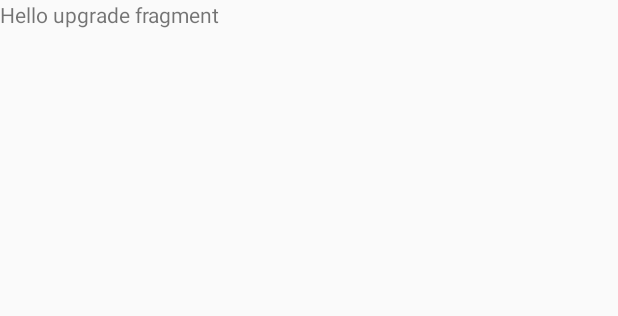
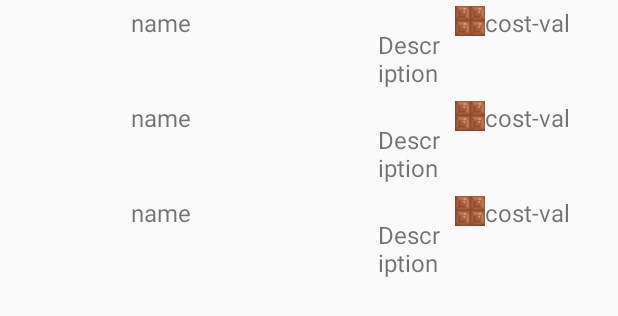
Before and after one commit to milosta/chochofactory, an Android app: the layout fragment_upgrade.xml on its own in the app's theme, with its tools: preview values and no code run, on a phone screen of 412 x 824 dp. Shown: the top 316 px of the screen. Run offline under Robolectric (Android 15) with nearby library versions, the phone set to English and light mode, and no system bars.

Commit message:
cosmetics and upgrade

```diff
--- a/app/src/main/res/layout/activity_game.xml
+++ b/app/src/main/res/layout/activity_game.xml
@@ -10,13 +10,13 @@
     <android.support.constraint.ConstraintLayout
         android:id="@+id/infobar"
         android:layout_width="match_parent"
-        android:layout_height="30dp">
+        android:layout_height="38dp">
 
         <ImageView
             android:id="@+id/currency"
             android:layout_width="wrap_content"
             android:layout_height="wrap_content"
-            android:layout_marginStart="8dp"
+            android:layout_marginStart="16dp"
             app:layout_constraintBottom_toBottomOf="parent"
             app:layout_constraintStart_toStartOf="parent"
             app:layout_constraintTop_toTopOf="parent"
--- a/app/src/main/res/layout/fragment_tapping.xml
+++ b/app/src/main/res/layout/fragment_tapping.xml
@@ -11,7 +11,7 @@
         android:layout_centerHorizontal="true"
         android:layout_centerVertical="true"
         android:adjustViewBounds="true"
-        android:background="@android:color/white"
+        android:background="@null"
         android:contentDescription="@string/chocolateButtonDesc"
         android:scaleType="centerInside"
         android:src="@drawable/tap_chocolate_bar" />
@@ -22,7 +22,8 @@
         android:layout_height="wrap_content"
         android:layout_alignParentStart="true"
         android:layout_alignParentTop="true"
-        android:layout_marginStart="20dp"
-        android:layout_marginTop="20dp"
-        android:text="@string/tapping_help" />
+        android:layout_marginStart="32dp"
+        android:layout_marginTop="32dp"
+        android:text="@string/tapping_help"
+        android:textSize="15sp" />
 </RelativeLayout>
--- a/app/src/main/res/layout/fragment_upgrade.xml
+++ b/app/src/main/res/layout/fragment_upgrade.xml
@@ -1,13 +1,13 @@
-<FrameLayout xmlns:android="http://schemas.android.com/apk/res/android"
+<?xml version="1.0" encoding="utf-8"?>
+<android.support.v7.widget.RecyclerView xmlns:android="http://schemas.android.com/apk/res/android"
+    xmlns:app="http://schemas.android.com/apk/res-auto"
     xmlns:tools="http://schemas.android.com/tools"
+    android:id="@+id/list"
+    android:name="com.example.milos.chocolatefactory.UpgradeFragment"
     android:layout_width="match_parent"
     android:layout_height="match_parent"
-    tools:context="com.example.milos.chocolatefactory.fragments.UpgradeFragment">
-
-    <!-- TODO: Update blank fragment layout -->
-    <TextView
-        android:layout_width="match_parent"
-        android:layout_height="match_parent"
-        android:text="@string/hello_upgrade_fragment" />
-
-</FrameLayout>
+    android:layout_marginLeft="16dp"
+    android:layout_marginRight="16dp"
+    app:layoutManager="LinearLayoutManager"
+    tools:context="com.example.milos.chocolatefactory.fragments.UpgradeFragment"
+    tools:listitem="@layout/upgrade_item" />
--- /dev/null
+++ b/app/src/main/res/layout/upgrade_item.xml
@@ -0,0 +1,67 @@
+<?xml version="1.0" encoding="utf-8"?>
+<LinearLayout xmlns:android="http://schemas.android.com/apk/res/android"
+    xmlns:app="http://schemas.android.com/apk/res-auto"
+    xmlns:tools="http://schemas.android.com/tools"
+    android:layout_width="match_parent"
+    android:layout_height="wrap_content"
+    android:paddingLeft="16dp"
+    android:paddingRight="16dp"
+    android:paddingTop="4dp"
+    android:paddingBottom="4dp"
+    android:orientation="horizontal">
+
+    <ImageView
+        android:id="@+id/icon"
+        android:layout_width="55dp"
+        android:layout_height="55dp"
+        tools:ignore="ContentDescription"
+        />
+
+    <android.support.constraint.ConstraintLayout
+        android:id="@+id/constraintLayout"
+        android:layout_width="match_parent"
+        android:layout_height="match_parent">
+
+
+        <TextView
+            android:id="@+id/name"
+            android:layout_width="wrap_content"
+            android:layout_height="wrap_content"
+            android:text="name"
+            android:textSize="16sp"
+            />
+
+
+        <TextView
+            android:id="@+id/cost"
+            android:layout_width="wrap_content"
+            android:layout_height="wrap_content"
+            android:text="cost-val"
+            android:textSize="16sp"
+            app:layout_constraintEnd_toEndOf="parent"
+            />
+
+
+        <ImageView
+            android:id="@+id/imageView2"
+            android:layout_width="20dp"
+            android:layout_height="20dp"
+            app:layout_constraintEnd_toStartOf="@+id/cost"
+            app:srcCompat="@drawable/currency" />
+
+
+        <TextView
+            android:id="@+id/cpsText"
+            android:layout_width="42dp"
+            android:layout_height="wrap_content"
+            android:layout_marginEnd="86dp"
+            android:text="Description"
+            android:textSize="16sp"
+            app:layout_constraintBottom_toBottomOf="parent"
+            app:layout_constraintEnd_toEndOf="parent"
+            app:layout_constraintTop_toBottomOf="@+id/countText" />
+
+
+    </android.support.constraint.ConstraintLayout>
+
+</LinearLayout>
```
Also changed, not shown: app/src/main/res/drawable/chocolate_bar_light.png.
